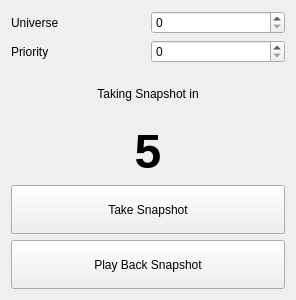
First picture: the form in ui/snapshot.ui, repository docsteer/sacnview, before the edit.
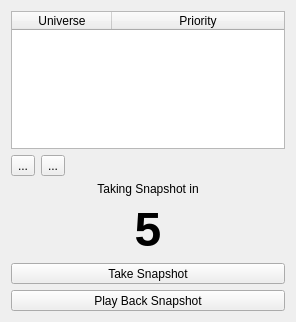
Second picture: the form after the edit. Icons and pictures are not drawn.

Commit message: Switch snapshot to support multiple universes

```diff
--- a/ui/snapshot.ui
+++ b/ui/snapshot.ui
@@ -7,7 +7,7 @@
     <x>0</x>
     <y>0</y>
     <width>296</width>
-    <height>300</height>
+    <height>322</height>
    </rect>
   </property>
   <property name="windowTitle">
@@ -19,26 +19,63 @@
   </property>
   <layout class="QVBoxLayout" name="verticalLayout">
    <item>
-    <layout class="QGridLayout" name="gridLayout">
-     <item row="1" column="0">
-      <widget class="QLabel" name="label_3">
+    <widget class="QTableWidget" name="tableWidget">
+     <attribute name="horizontalHeaderStretchLastSection">
+      <bool>true</bool>
+     </attribute>
+     <attribute name="verticalHeaderVisible">
+      <bool>false</bool>
+     </attribute>
+     <column>
+      <property name="text">
+       <string>Universe</string>
+      </property>
+     </column>
+     <column>
+      <property name="text">
+       <string>Priority</string>
+      </property>
+     </column>
+    </widget>
+   </item>
+   <item>
+    <layout class="QHBoxLayout" name="horizontalLayout">
+     <item>
+      <widget class="QToolButton" name="btnAddRow">
        <property name="text">
-        <string>Universe</string>
+        <string>...</string>
        </property>
+       <property name="icon">
+        <iconset resource="../res/resources.qrc">
+         <normaloff>:/icons/add.png</normaloff>:/icons/add.png</iconset>
+       </property>
+       <property name="iconSize">
+        <size>
+         <width>16</width>
+         <height>16</height>
+        </size>
+       </property>
       </widget>
      </item>
-     <item row="1" column="1">
-      <widget class="QSpinBox" name="sbUniverse"/>
-     </item>
-     <item row="2" column="0">
-      <widget class="QLabel" name="label">
+     <item>
+      <widget class="QToolButton" name="btnRemoveRow">
        <property name="text">
-        <string>Priority</string>
+        <string>...</string>
        </property>
       </widget>
      </item>
-     <item row="2" column="1">
-      <widget class="QSpinBox" name="sbPriority"/>
+     <item>
+      <spacer name="horizontalSpacer">
+       <property name="orientation">
+        <enum>Qt::Horizontal</enum>
+       </property>
+       <property name="sizeHint" stdset="0">
+        <size>
+         <width>40</width>
+         <height>20</height>
+        </size>
+       </property>
+      </spacer>
      </item>
     </layout>
    </item>
@@ -50,6 +87,9 @@
      <property name="alignment">
       <set>Qt::AlignCenter</set>
      </property>
+     <property name="wordWrap">
+      <bool>true</bool>
+     </property>
     </widget>
    </item>
    <item>
```
Left out of the diff: 4 changed lines with no effect on the pictures. The commit also changes 2 other files.
